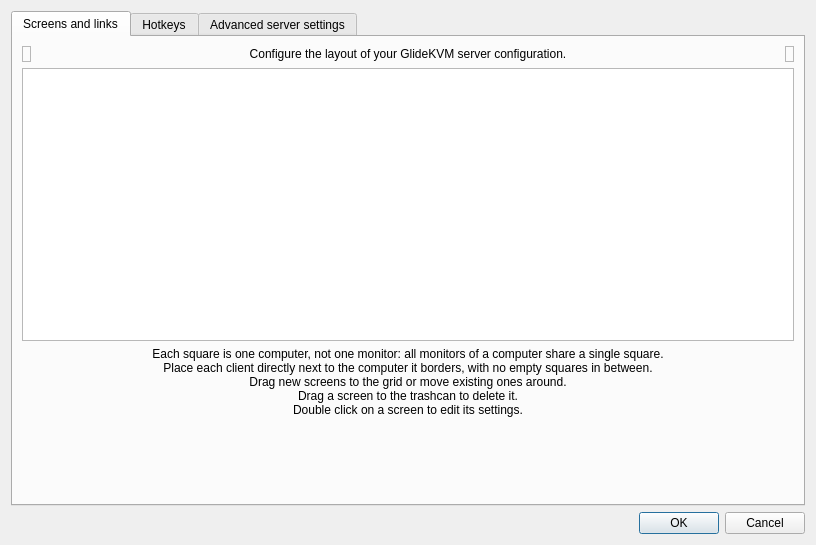
Qt form src/gui/src/ServerConfigDialog.ui (BigOreo/BlueBridge) before a commit.
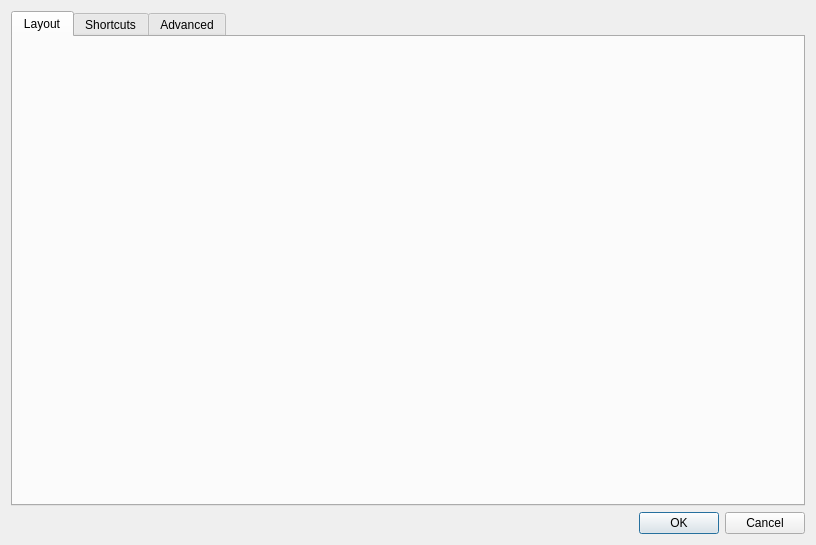
The same form after that commit. Icons and pictures are not drawn. Custom widgets are drawn as their Qt base class.

Commit message: Redesign Arrange screens as a desk

Diff of the .ui file:
```diff
--- a/src/gui/src/ServerConfigDialog.ui
+++ b/src/gui/src/ServerConfigDialog.ui
@@ -18,142 +18,12 @@
     <widget class="QTabWidget" name="m_pTabWidget">
      <widget class="QWidget" name="m_pTabScreens">
       <attribute name="title">
-       <string>Screens and links</string>
+       <string>Layout</string>
       </attribute>
-      <layout class="QVBoxLayout">
-       <item>
-        <layout class="QHBoxLayout">
-         <item>
-          <widget class="TrashScreenWidget" name="m_pTrashScreenWidget">
-           <property name="acceptDrops">
-            <bool>true</bool>
-           </property>
-           <property name="toolTip">
-            <string>Drag a screen from the grid to the trashcan to remove it.</string>
-           </property>
-           <property name="frameShape">
-            <enum>QFrame::StyledPanel</enum>
-           </property>
-           <property name="frameShadow">
-            <enum>QFrame::Raised</enum>
-           </property>
-           <property name="text">
-            <string/>
-           </property>
-           <property name="pixmap">
-            <pixmap resource="../res/GlideKVM.qrc">:/res/icons/64x64/user-trash.png</pixmap>
-           </property>
-          </widget>
-         </item>
-         <item>
-          <widget class="QLabel" name="label_2">
-           <property name="sizePolicy">
-            <sizepolicy hsizetype="Preferred" vsizetype="Preferred">
-             <horstretch>1</horstretch>
-             <verstretch>0</verstretch>
-            </sizepolicy>
-           </property>
-           <property name="text">
-            <string>Configure the layout of your GlideKVM server configuration.</string>
-           </property>
-           <property name="alignment">
-            <set>Qt::AlignCenter</set>
-           </property>
-           <property name="wordWrap">
-            <bool>true</bool>
-           </property>
-          </widget>
-         </item>
-         <item>
-          <widget class="NewScreenWidget" name="m_pLabelNewScreenWidget">
-           <property name="toolTip">
-            <string>Drag this button to the grid to add a new screen.</string>
-           </property>
-           <property name="frameShape">
-            <enum>QFrame::StyledPanel</enum>
-           </property>
-           <property name="frameShadow">
-            <enum>QFrame::Raised</enum>
-           </property>
-           <property name="text">
-            <string/>
-           </property>
-           <property name="pixmap">
-            <pixmap resource="../res/GlideKVM.qrc">:/res/icons/64x64/video-display.png</pixmap>
-           </property>
-          </widget>
-         </item>
-        </layout>
-       </item>
-       <item>
-        <widget class="ScreenSetupView" name="m_pScreenSetupView">
-         <property name="minimumSize">
-          <size>
-           <width>0</width>
-           <height>273</height>
-          </size>
-         </property>
-         <property name="maximumSize">
-          <size>
-           <width>16777215</width>
-           <height>273</height>
-          </size>
-         </property>
-         <property name="acceptDrops">
-          <bool>true</bool>
-         </property>
-         <property name="autoFillBackground">
-          <bool>false</bool>
-         </property>
-         <property name="frameShape">
-          <enum>QFrame::StyledPanel</enum>
-         </property>
-         <property name="frameShadow">
-          <enum>QFrame::Sunken</enum>
-         </property>
-        </widget>
-       </item>
-       <item>
-        <widget class="QLabel" name="label_3">
-         <property name="sizePolicy">
-          <sizepolicy hsizetype="Preferred" vsizetype="Preferred">
-           <horstretch>1</horstretch>
-           <verstretch>0</verstretch>
-          </sizepolicy>
-         </property>
-         <property name="text">
-          <string>Each square is one computer, not one monitor: all monitors of a computer share a single square.
-Place each client directly next to the computer it borders, with no empty squares in between.
-Drag new screens to the grid or move existing ones around.
-Drag a screen to the trashcan to delete it.
-Double click on a screen to edit its settings.</string>
-         </property>
-         <property name="alignment">
-          <set>Qt::AlignCenter</set>
-         </property>
-         <property name="wordWrap">
-          <bool>true</bool>
-         </property>
-        </widget>
-       </item>
-       <item>
-        <spacer>
-         <property name="orientation">
-          <enum>Qt::Vertical</enum>
-         </property>
-         <property name="sizeHint" stdset="0">
-          <size>
-           <width>20</width>
-           <height>40</height>
-          </size>
-         </property>
-        </spacer>
-       </item>
-      </layout>
      </widget>
      <widget class="QWidget" name="m_pTabHotkeys">
       <attribute name="title">
-       <string>Hotkeys</string>
+       <string>Shortcuts</string>
       </attribute>
       <layout class="QHBoxLayout">
        <item>
@@ -270,7 +140,7 @@
      </widget>
      <widget class="QWidget" name="m_pTabAdvanced">
       <attribute name="title">
-       <string>Advanced server settings</string>
+       <string>Advanced</string>
       </attribute>
       <layout class="QGridLayout">
        <item row="0" column="0">
@@ -707,24 +577,6 @@
    </item>
   </layout>
  </widget>
- <customwidgets>
-  <customwidget>
-   <class>ScreenSetupView</class>
-   <extends>QTableView</extends>
-   <header>ScreenSetupView.h</header>
-   <container>1</container>
-  </customwidget>
-  <customwidget>
-   <class>NewScreenWidget</class>
-   <extends>QLabel</extends>
-   <header>NewScreenWidget.h</header>
-  </customwidget>
-  <customwidget>
-   <class>TrashScreenWidget</class>
-   <extends>QLabel</extends>
-   <header>TrashScreenWidget.h</header>
-  </customwidget>
- </customwidgets>
  <resources>
   <include location="../res/GlideKVM.qrc"/>
  </resources>
```
The commit also changes 22 other files.
